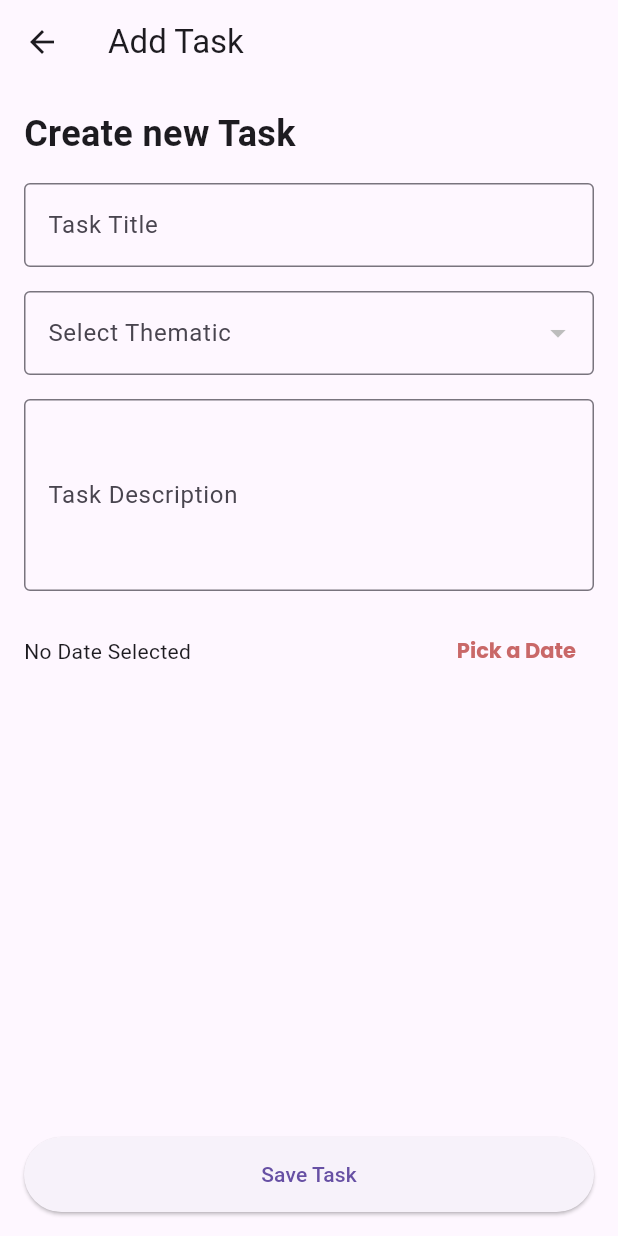
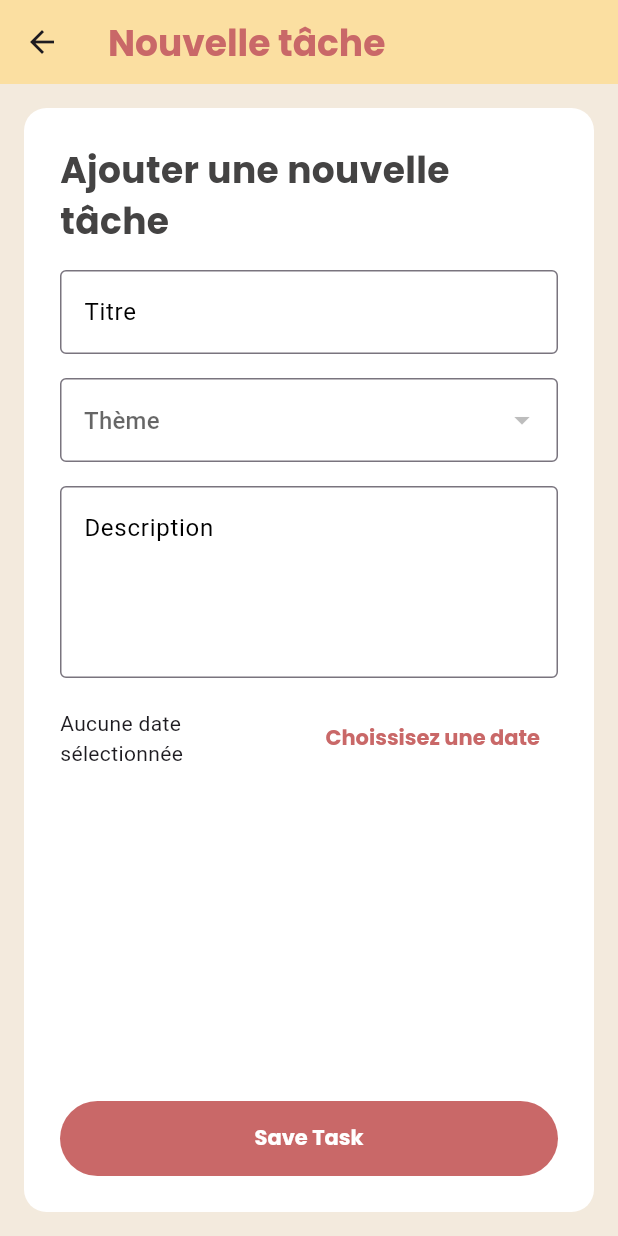
Before and after one commit to EFREI-M2-Dev/Projet-Web-FML, a Flutter app: the AddTaskScreen screen opened by its route, on a phone screen of 412 x 824 dp. Run offline on Flutter 3.47's test engine with Material 3 defaults, Android fonts, the light colour scheme and no system bars; our stand-ins replace cloud_firestore, easy_date_timeline, firebase_auth, firebase_core, firebase_storage, flutter_svg and 2 more; accounts and stored records are empty; Roboto replaces fonts that are missing (Kanit).

Commit message:
feat(add-task): design implement

```diff
--- a/mobile/lib/presentation/screens/add-task/add_task_screen.dart
+++ b/mobile/lib/presentation/screens/add-task/add_task_screen.dart
@@ -1,4 +1,5 @@
 import 'package:flutter/material.dart';
+import 'package:google_fonts/google_fonts.dart';
 import 'package:provider/provider.dart';
 import 'package:TaskIt/presentation/view_models/add_task_view_model.dart';
 
@@ -21,28 +22,50 @@ class AddTaskScreen extends StatelessWidget {
         return viewModel;
       },
       child: Scaffold(
+        backgroundColor: Color(0xFFF3EADD),
         appBar: AppBar(
-          title: Text(isEdit ? 'Edit Task' : 'Add Task'),
+          backgroundColor: Color(0xFFfbdfa1),
+          title: Text(
+            isEdit ? "Modification d'une tâche" : 'Nouvelle tâche',
+            style: GoogleFonts.poppins(
+              textStyle: TextStyle(
+                fontSize: 24.0,
+                fontWeight: FontWeight.bold,
+                color: Color(0xFFC96868),
+              ),
+            ),
+          ),
         ),
         body: Padding(
           padding: const EdgeInsets.all(16.0),
           child: Consumer<AddTaskViewModel>(
             builder: (context, viewModel, child) {
-              return Column(
+              return Container(
+                padding: EdgeInsets.all(24.0),
+                decoration: BoxDecoration(
+                  color: Colors.white,
+                  borderRadius: BorderRadius.circular(15.0),
+                ),
+                child: Column(
                   crossAxisAlignment: CrossAxisAlignment.start,
                   children: [
                     Text(
-                    'Create new Task',
-                    style: TextStyle(
+                      isEdit
+                          ? 'Modifier la tâche'
+                          : 'Ajouter une nouvelle tâche',
+                      style: GoogleFonts.poppins(
+                        textStyle: TextStyle(
                           fontSize: 24.0,
                           fontWeight: FontWeight.bold,
+                          color: Color(0xFF444343),
+                        ),
                       ),
                     ),
                     SizedBox(height: 16.0),
                     TextField(
                       controller: viewModel.titleController,
                       decoration: InputDecoration(
-                      labelText: 'Task Title',
+                        hintText: 'Titre',
                         border: OutlineInputBorder(),
                       ),
                     ),
@@ -78,7 +101,7 @@ class AddTaskScreen extends StatelessWidget {
                         viewModel.notifyListeners();
                       },
                       decoration: InputDecoration(
-                      labelText: 'Select Thematic',
+                        hintText: 'Thème',
                         border: OutlineInputBorder(),
                       ),
                     ),
@@ -86,7 +109,7 @@ class AddTaskScreen extends StatelessWidget {
                     TextField(
                       controller: viewModel.descriptionController,
                       decoration: InputDecoration(
-                      labelText: 'Task Description',
+                        hintText: 'Description',
                         border: OutlineInputBorder(),
                       ),
                       maxLines: 4,
@@ -97,18 +120,18 @@ class AddTaskScreen extends StatelessWidget {
                         Expanded(
                           child: Text(
                             viewModel.selectedDate == null
-                              ? 'No Date Selected'
-                              : 'Selected Date: ${viewModel.selectedDate?.toLocal().toString().split(' ')[0]}',
+                                ? 'Aucune date sélectionnée'
+                                : 'Date choisie: ${viewModel.selectedDate?.toLocal().toString().split(' ')[0]}',
                           ),
                         ),
                         TextButton(
                           onPressed: () => viewModel.pickDate(context),
-                        child: Text('Pick a Date'),
+                          child: Text('Choissisez une date'),
                         ),
                       ],
                     ),
                     Spacer(),
-                  ElevatedButton(
+                    FilledButton(
                       onPressed: () async {
                         try {
                           await viewModel.saveTask(taskId);
@@ -128,6 +151,7 @@ class AddTaskScreen extends StatelessWidget {
                       child: Text('Save Task'),
                     ),
                   ],
+                ),
               );
             },
           ),
```
Lines whose indentation alone changed are shown as unchanged.
